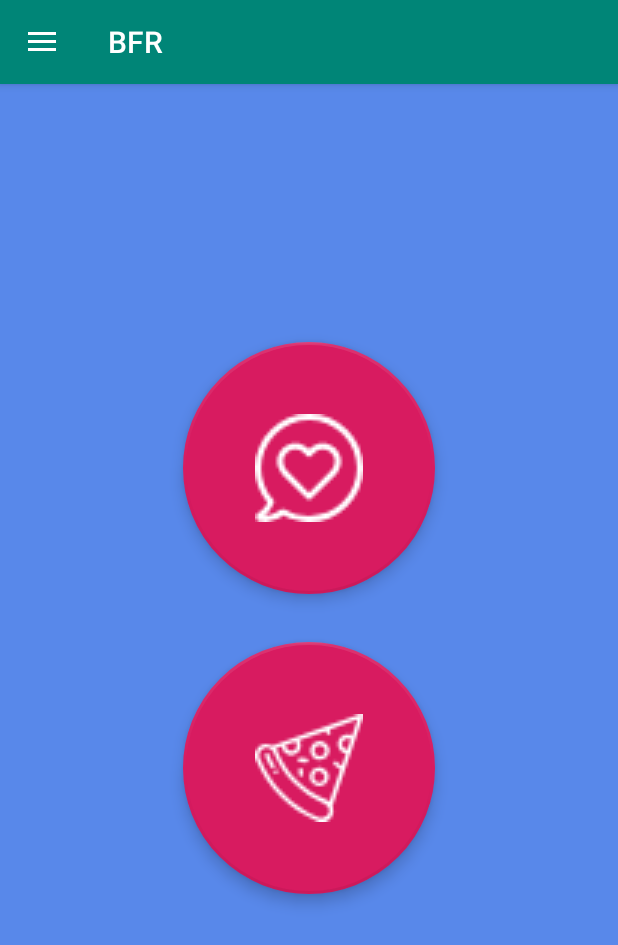
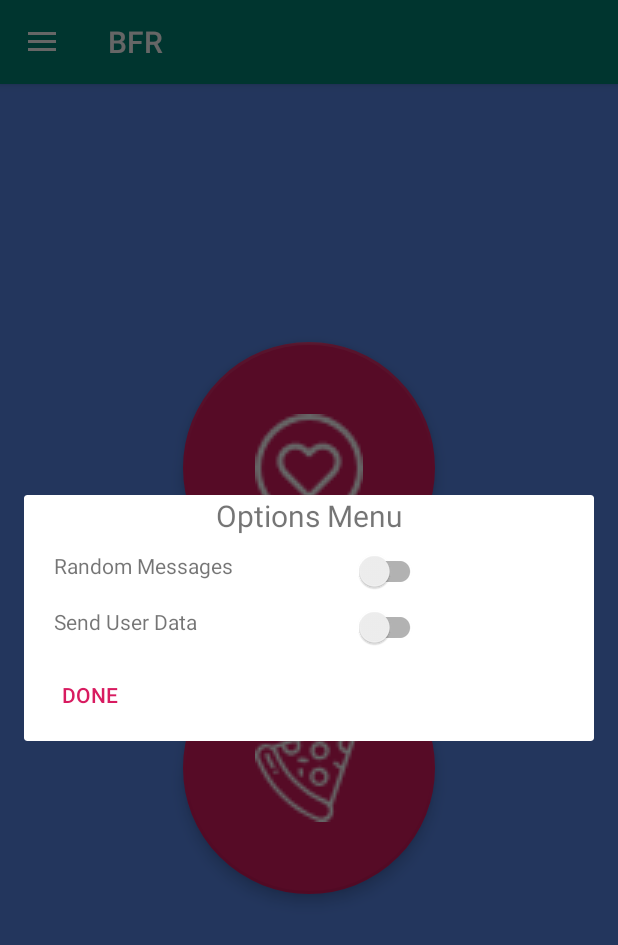
Before and after one commit to kenmurrell/Aphrodite, an Android app: the screen it shows after launch (MainActivity), in the side drawer, after a tap on "Options", on a phone screen of 412 x 824 dp. Shown: the top 945 px of the screen. Run offline under Robolectric (Android 15) with nearby library versions, the phone set to English and light mode, and no system bars.

Commit message:
Building settings menu

```diff
--- a/app/src/main/java/kenmurrell/bfr/MainActivity.java
+++ b/app/src/main/java/kenmurrell/bfr/MainActivity.java
@@ -15,13 +15,18 @@ import android.support.v4.widget.DrawerLayout;
 import android.support.v7.app.ActionBarDrawerToggle;
 import android.support.v7.app.AlertDialog;
 import android.support.v7.app.AppCompatActivity;
+import android.support.v7.widget.SwitchCompat;
 import android.support.v7.widget.Toolbar;
 import android.telephony.PhoneNumberUtils;
 import android.telephony.SmsManager;
 import android.text.InputType;
+import android.util.Log;
+import android.view.LayoutInflater;
 import android.view.MenuItem;
 import android.view.View;
+import android.widget.CompoundButton;
 import android.widget.EditText;
+import android.widget.Switch;
 
 import java.util.Arrays;
 import java.util.List;
@@ -30,6 +35,27 @@ import java.util.Random;
 public class MainActivity extends AppCompatActivity implements NavigationView.OnNavigationItemSelectedListener {
 
     private final String BF_NUM = "6138858659";
+
+    public static Boolean sendMessage(String msg, String number){
+        if(PhoneNumberUtils.isGlobalPhoneNumber(number)){
+            SmsManager sms = SmsManager.getDefault();
+            sms.sendTextMessage(number, null, msg, null, null );
+            return true;
+        }else{
+            return false;
+        }
+    }
+
+
+    @Override
+    public void onBackPressed() {
+        DrawerLayout drawer = (DrawerLayout) findViewById(R.id.drawer_layout);
+        if (drawer.isDrawerOpen(GravityCompat.START)) {
+            drawer.closeDrawer(GravityCompat.START);
+        } else {
+            super.onBackPressed();
+        }
+    }
 
     @Override
     protected void onCreate(Bundle savedInstanceState) {
@@ -42,13 +68,22 @@ public class MainActivity extends AppCompatActivity implements NavigationView.On
         //----PERSISTENCE----
         final List<String> attentionMsgList = Arrays.asList(getResources().getStringArray(R.array.attentionMsgList));
         final List<String> foodMsgList = Arrays.asList(getResources().getStringArray(R.array.foodMsgList));
-        SharedPreferences settings = getSharedPreferences("PHONE_NUMBER", 0);
-        if(!settings.contains("NUM")){
-            SharedPreferences.Editor editor = settings.edit();
-            editor.remove("NUM");
-            editor.putString("NUM", BF_NUM);
-            editor.apply();
+
+        SharedPreferences settings = getSharedPreferences("SETTINGS", 0);
+        SharedPreferences.Editor editor = settings.edit();
+        if(!settings.contains("PHONE_NUMBER")){
+            editor.putString("PHONE_NUMBER", "0");
+            Log.d("---EVENT---","Created new phone_number field");
         }
+        if(!settings.contains("RANDOM_MSG")){
+            editor.putBoolean("RANDOM_MSG", false);
+            Log.d("---EVENT---","Created new random_msg field");
+        }
+        if(!settings.contains("SEND_DATA")){
+            editor.putBoolean("SEND_DATA", true);
+            Log.d("---EVENT---","Created new send_data field");
+        }
+        editor.apply();
 
 
         //----PERMISSIONS-----
@@ -67,27 +102,56 @@ public class MainActivity extends AppCompatActivity implements NavigationView.On
 
         //-----BUTTONS-----
         FloatingActionButton attentionButton = (FloatingActionButton) findViewById(R.id.attentionButton);
-        FloatingActionButton foodButton = (FloatingActionButton) findViewById(R.id.foodButton) ;
         attentionButton.setOnClickListener(new View.OnClickListener() {
             @Override
             public void onClick(View view) {
                 int idx = new Random().nextInt(attentionMsgList.size());
                 //sendMessage(attentionMsgList.get(idx));
-                String number = getSharedPreferences("PHONE_NUMBER", 0).getString("NUM", "0");
+                String number = getSharedPreferences("SETTINGS", 0).getString("PHONE_NUMBER", "0");
                 String confirmSent = sendMessage("Give attention pls", number) ? "Sent" : "Not Sent";
                 Snackbar.make(view, confirmSent, Snackbar.LENGTH_LONG)
                         .setAction("Action", null).show();
             }
         });
+        FloatingActionButton foodButton = (FloatingActionButton) findViewById(R.id.foodButton) ;
         foodButton.setOnClickListener(new View.OnClickListener() {
             @Override
             public void onClick(View view) {
                 int idx = new Random().nextInt(foodMsgList.size());
                 //sendMessage(foodMsgList.get(idx));
-                String number = getSharedPreferences("PHONE_NUMBER", 0).getString("NUM", "0");
+                String number = getSharedPreferences("SETTINGS", 0).getString("PHONE_NUMBER", "0");
                 String confirmSent = sendMessage("FEED ME", number) ? "Sent" : "Not Sent";
                 Snackbar.make(view, confirmSent, Snackbar.LENGTH_LONG)
                         .setAction("Action", null).show();
+            }
+        });
+
+        //------------------------
+        //Error is here! onCheckedChange is not being called
+        //Look at this: https://stackoverflow.com/questions/36868099/make-switch-button-which-is-in-an-alertdialog-do-something-when-its-state-cha/36868526#36868526
+        //------------------------
+        LayoutInflater factory = getLayoutInflater();
+        View optionsView = factory.inflate(R.layout.options_menu, null);
+        SwitchCompat randomSwitch = optionsView.findViewById(R.id.switchRandom);
+        randomSwitch.setChecked(getSharedPreferences("SETTINGS", 0).getBoolean("RANDOM_MSG", false));
+        randomSwitch.setOnCheckedChangeListener(new CompoundButton.OnCheckedChangeListener() {
+            @Override
+            public void onCheckedChanged(CompoundButton buttonView, boolean isChecked) {
+                SharedPreferences.Editor editor = getSharedPreferences("SETTINGS",0).edit();
+                editor.putBoolean("RANDOM_MSG", isChecked);
+                Log.i("--EVENT--","Changed RANDOM_MSG");
+                editor.apply();
+            }
+        });
+        SwitchCompat dataSwitch = optionsView.findViewById(R.id.switchData);
+        dataSwitch.setChecked(getSharedPreferences("SETTINGS", 0).getBoolean("SEND_DATA", true));
+        dataSwitch.setOnCheckedChangeListener(new CompoundButton.OnCheckedChangeListener() {
+            @Override
+            public void onCheckedChanged(CompoundButton buttonView, boolean isChecked) {
+                SharedPreferences.Editor editor = getSharedPreferences("SETTINGS",0).edit();
+                editor.putBoolean("USER_DATA", isChecked);
+                Log.i("--EVENT--","Changed USER_DATA");
+                editor.apply();
             }
         });
 
@@ -102,62 +166,44 @@ public class MainActivity extends AppCompatActivity implements NavigationView.On
         navigationView.setNavigationItemSelectedListener(this);
     }
 
-
-    public static Boolean sendMessage(String msg, String number){
-        if(PhoneNumberUtils.isGlobalPhoneNumber(number)){
-            SmsManager sms = SmsManager.getDefault();
-            sms.sendTextMessage(number, null, msg, null, null );
-            return true;
-        }else{
-            return false;
-        }
-    }
-
-    @Override
-    public void onBackPressed() {
-        DrawerLayout drawer = (DrawerLayout) findViewById(R.id.drawer_layout);
-        if (drawer.isDrawerOpen(GravityCompat.START)) {
-            drawer.closeDrawer(GravityCompat.START);
-        } else {
-            super.onBackPressed();
-        }
-    }
-
     @SuppressWarnings("StatementWithEmptyBody")
     @Override
     public boolean onNavigationItemSelected(MenuItem item) {
-        // Handle navigation view item clicks here.
         int id = item.getItemId();
-
-        if (id == R.id.nav_number) {
-            onNavNumber();
-        } else if (id == R.id.nav_settings) {
-
-        } else if (id == R.id.nav_share) {
-
+        switch(id){
+            case R.id.nav_number:
+                onNavNumber();
+                break;
+            case R.id.nav_settings:
+                onNavSettings();
+                break;
+            case R.id.nav_about:
+                onNavAbout();
+                break;
+            case R.id.nav_share:
+                onNavShare();
+                break;
+            default:
+                assert true;
         }
-
         DrawerLayout drawer = (DrawerLayout) findViewById(R.id.drawer_layout);
         drawer.closeDrawer(GravityCompat.START);
         return true;
     }
 
-
     public boolean onNavNumber(){
-        final SharedPreferences settings = getSharedPreferences("PHONE_NUMBER", 0);
+        final SharedPreferences settings = getSharedPreferences("SETTINGS", 0);
         AlertDialog.Builder builder = new AlertDialog.Builder(this);
         builder.setTitle("Please add a phone number");
         final EditText input = new EditText(this);
         input.setInputType(InputType.TYPE_CLASS_PHONE);
-        input.setText(settings.getString("NUM", "None"));
+        input.setText(settings.getString("PHONE_NUMBER", "None"));
         builder.setView(input);
-
         builder.setPositiveButton("OK", new DialogInterface.OnClickListener() {
             @Override
             public void onClick(DialogInterface dialog, int which) {
                 SharedPreferences.Editor editor = settings.edit();
-                editor.remove("NUM");
-                editor.putString("NUM", input.getText().toString());
+                editor.putString("PHONE_NUMBER", input.getText().toString());
                 editor.apply();
             }
         });
@@ -171,4 +217,35 @@ public class MainActivity extends AppCompatActivity implements NavigationView.On
         return true;
     }
 
+    public boolean onNavSettings(){
+        final AlertDialog.Builder builder = new AlertDialog.Builder(MainActivity.this);
+        builder.setCustomTitle(getLayoutInflater().inflate(R.layout.options_menu,null));
+        builder.setNeutralButton("Done", new DialogInterface.OnClickListener() {
+            @Override
+            public void onClick(DialogInterface dialog, int which) {
+                dialog.dismiss();
+            }
+        });
+        builder.create().show();
+        return true;
+    }
+
+    public boolean onNavAbout(){
+        AlertDialog.Builder builder = new AlertDialog.Builder(this);
+        builder.setTitle("About the Developer");
+        builder.setMessage("add some stuff here about me later idk");
+        builder.setNeutralButton("OK", new DialogInterface.OnClickListener() {
+            @Override
+            public void onClick(DialogInterface dialog, int which) {
+                dialog.dismiss();
+            }
+        });
+        builder.show();
+        return true;
+    }
+
+    public boolean onNavShare(){
+        return true;
+    }
+
 }
--- /dev/null
+++ b/app/src/main/res/layout/options_menu.xml
@@ -0,0 +1,65 @@
+<?xml version="1.0" encoding="utf-8"?>
+<RelativeLayout xmlns:android="http://schemas.android.com/apk/res/android"
+    xmlns:app="http://schemas.android.com/apk/res-auto"
+    xmlns:tools="http://schemas.android.com/tools"
+    android:layout_width="match_parent"
+    android:layout_height="wrap_content"
+    android:gravity="center"
+    tools:context=".MainActivity">
+    <LinearLayout
+        android:layout_width="fill_parent"
+        android:layout_height="wrap_content"
+        android:orientation="vertical">
+
+        <LinearLayout
+            android:layout_width="fill_parent"
+            android:layout_height="wrap_content"
+            android:orientation="horizontal">
+
+            <TextView
+                android:layout_width="match_parent"
+                android:layout_height="wrap_content"
+                android:gravity="center"
+                android:text="Options Menu"
+                android:textSize="20dp"/>
+
+        </LinearLayout>
+        <LinearLayout
+            android:layout_width="fill_parent"
+            android:layout_height="wrap_content"
+            android:layout_marginTop="10dp"
+            android:orientation="horizontal">
+            <TextView
+                android:layout_width="200dp"
+                android:layout_height="wrap_content"
+                android:layout_marginLeft="20dp"
+                android:gravity="left"
+                android:text="Random Messages" />
+            <android.support.v7.widget.SwitchCompat
+                android:id="@+id/switchRandom"
+                android:layout_width="wrap_content"
+                android:layout_height="wrap_content"
+                android:gravity="right"/>
+        </LinearLayout>
+
+        <LinearLayout
+            android:layout_width="fill_parent"
+            android:layout_height="wrap_content"
+            android:layout_marginTop="10dp"
+            android:orientation="horizontal">
+            <TextView
+                android:layout_width="200dp"
+                android:layout_height="wrap_content"
+                android:layout_marginLeft="20dp"
+                android:gravity="left"
+                android:text="Send User Data" />
+            <android.support.v7.widget.SwitchCompat
+                android:id="@+id/switchData"
+                android:layout_width="wrap_content"
+                android:layout_height="wrap_content"
+                android:gravity="right"/>
+        </LinearLayout>
+    </LinearLayout>
+
+
+</RelativeLayout>
```
